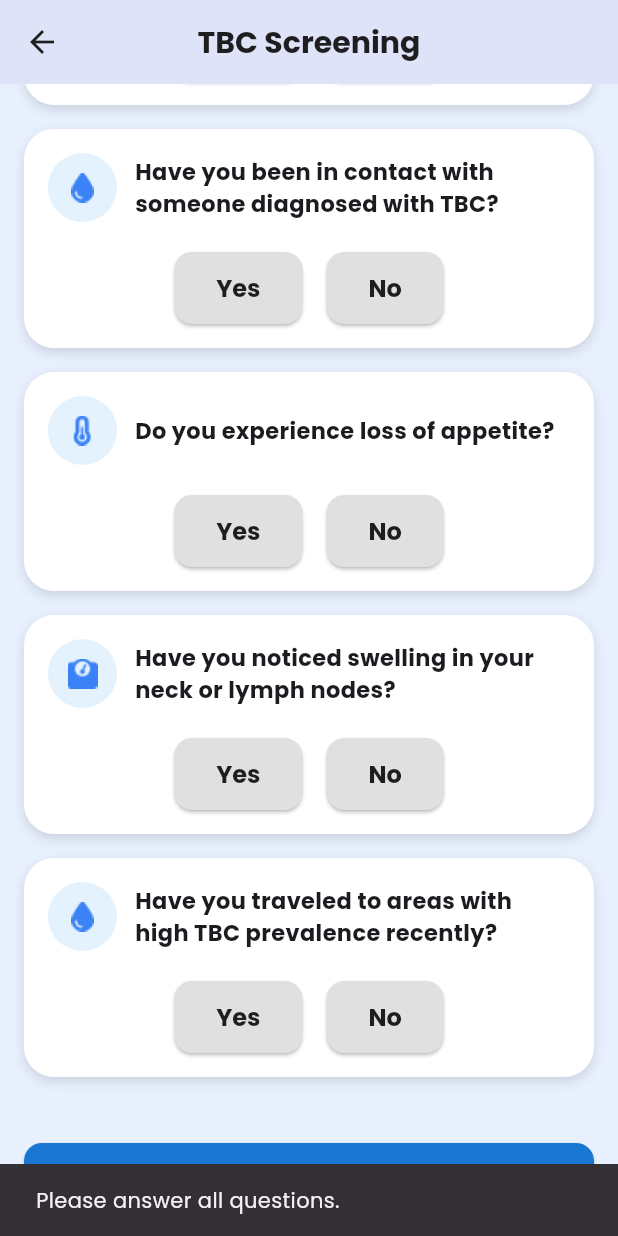
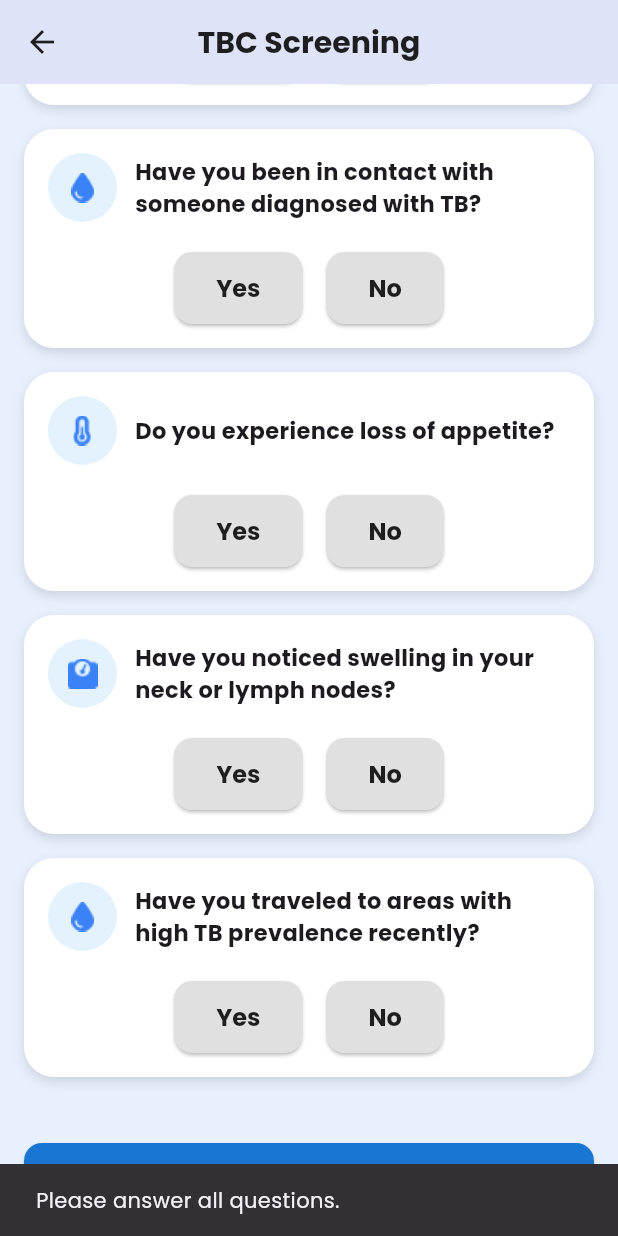
Before and after one commit to ipaddr/MPLJJ25-138-KEL-6, a Flutter app: the PageTBCScreening screen opened directly, scrolled down 958 dp, after a tap on "Submit", on a phone screen of 412 x 824 dp. Run offline on Flutter 3.47's test engine with Material 3 defaults, Android fonts, the phone set to English and light mode, and no system bars; our stand-ins replace cloud_firestore, firebase_auth, firebase_core, google_sign_in, image_picker, video_player; accounts and stored records are empty.

Commit message:
Project Kelompok 6

```diff
--- a/sehealthyapp/lib/screens/tbs_screening/page_tbc_screening.dart
+++ b/sehealthyapp/lib/screens/tbs_screening/page_tbc_screening.dart
@@ -1,4 +1,5 @@
 import 'package:flutter/material.dart';
+import 'tbc_result_screen.dart';
 
 class PageTBCScreening extends StatefulWidget {
   const PageTBCScreening({Key? key}) : super(key: key);
@@ -35,7 +36,7 @@ class _PageTbcScreeningState extends State<PageTBCScreening> {
     },
     {
       'icon': 'assets/images/img12.png',
-      'question': 'Have you been in contact with someone diagnosed with TBC?',
+      'question': 'Have you been in contact with someone diagnosed with TB?',
     },
     {
       'icon': 'assets/images/img10.png',
@@ -47,7 +48,8 @@ class _PageTbcScreeningState extends State<PageTBCScreening> {
     },
     {
       'icon': 'assets/images/img12.png',
-      'question': 'Have you traveled to areas with high TBC prevalence recently?',
+      'question':
+          'Have you traveled to areas with high TB prevalence recently?',
     },
   ];
 
@@ -67,32 +69,36 @@ class _PageTbcScreeningState extends State<PageTBCScreening> {
       return;
     }
 
-    showDialog(
-      context: context,
-      builder: (_) => AlertDialog(
-        title: const Text(
-          'Screening Completed',
-          style: TextStyle(
-            fontFamily: 'Poppins',
-            fontWeight: FontWeight.w600,
-          ),
-        ),
-        content: const Text(
-          'Thank you for completing the screening.',
-          style: TextStyle(fontFamily: 'Poppins'),
-        ),
-        actions: [
-          TextButton(
-            onPressed: () {
-              Navigator.pop(context);
-              Navigator.pop(context);
-            },
-            child: const Text(
-              'Close',
-              style: TextStyle(fontFamily: 'Poppins'),
-            ),
-          ),
-        ],
+    // ✅ Determine TB risk level based on selected answers
+    List<String> factors = [];
+
+    if (_answers[0] == 'Yes') {
+      factors.add('Persistent cough for more than 2 weeks');
+    }
+    if (_answers[3] == 'Yes') {
+      factors.add('Coughing up blood');
+    }
+    if (_answers[6] == 'Yes') {
+      factors.add('Contact with someone diagnosed with TB');
+    }
+    if (_answers[9] == 'Yes') {
+      factors.add('Recent travel to TB high-risk area');
+    }
+
+    String riskLevel;
+    if (factors.length >= 3) {
+      riskLevel = 'High';
+    } else if (factors.length == 2) {
+      riskLevel = 'Medium';
+    } else {
+      riskLevel = 'Low';
+    }
+
+    Navigator.push(
+      context,
+      MaterialPageRoute(
+        builder:
+            (_) => TBCResultScreen(riskLevel: riskLevel, riskFactors: factors),
       ),
     );
   }
@@ -153,9 +159,9 @@ class _PageTbcScreeningState extends State<PageTBCScreening> {
 
     Color selectedColor;
     if (label == 'Yes') {
-      selectedColor = const Color(0xFF90CAF9); // Biru muda
+      selectedColor = const Color(0xFF90CAF9);
     } else {
-      selectedColor = const Color(0xFFEF9A9A); // Merah muda
+      selectedColor = const Color(0xFFEF9A9A);
     }
 
     return ElevatedButton(
```
Also changed, not shown: sehealthyapp/lib/screens/tbs_screening/tbc_result_screen.dart (added, +204 -0 lines).
